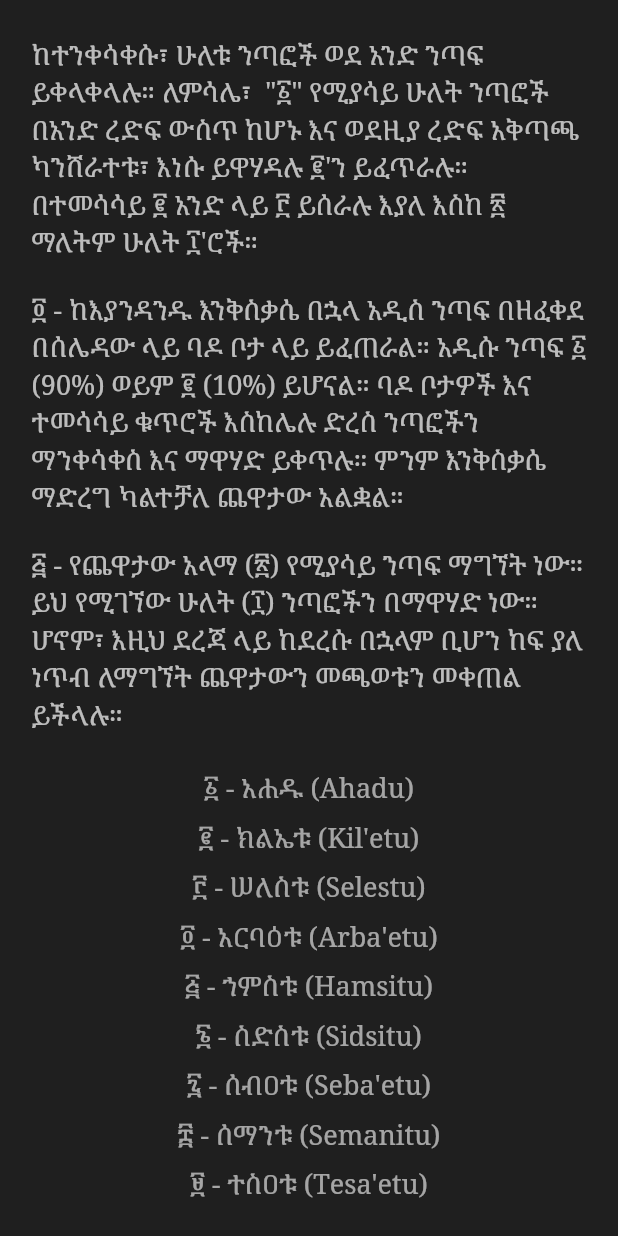
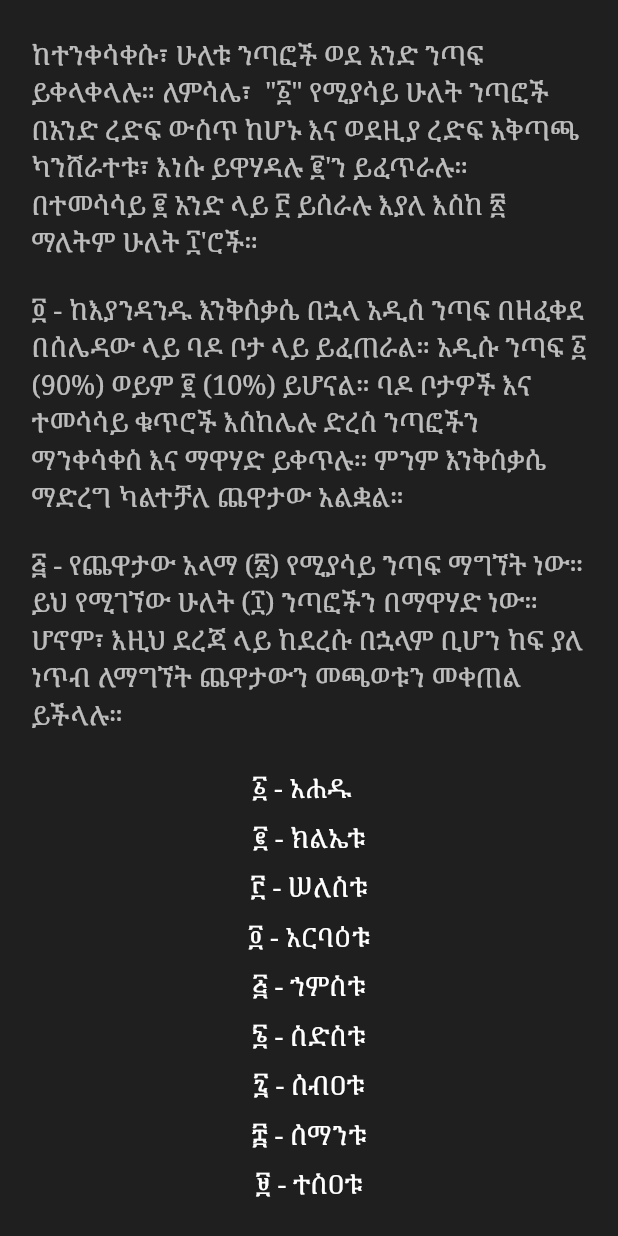
Before and after one commit to aethiop/isra, a Flutter app: the About screen opened directly, scrolled down 576 dp, on a phone screen of 412 x 824 dp. Run offline on Flutter 3.47's test engine with Material 2 defaults, Android fonts, the phone set to English and light mode, and no system bars; our stand-ins replace flutter_riverpod, hive_flutter; missing offline and left inert: flutter_swipe_detector; accounts and stored records are empty; generated files the repository leaves out were written again; statements that could not run were skipped; project files that could hold a hidden picture were left out.

Commit message:
text fix

```diff
--- a/lib/about.dart
+++ b/lib/about.dart
@@ -84,19 +84,21 @@ class About extends StatelessWidget {
                         padding: const EdgeInsets.all(4.0),
                         child: Text(
                           numeralList[index],
-                          style: TextStyle(fontSize: 18, color: Colors.white60),
+                          style: TextStyle(fontSize: 18, color: Colors.white),
                         ),
                       ),
                     );
                   },
                 ),
                 SizedBox(height: 20),
-                Text(
-                  '-- አሪዮብ',
-                  style: TextStyle(
-                      fontSize: 18,
-                      fontWeight: FontWeight.bold,
-                      color: Colors.white),
+                Center(
+                  child: Text(
+                    '፨  በ ❤️ ከአሪዮብ  ፨',
+                    style: TextStyle(
+                        fontSize: 14,
+                        fontWeight: FontWeight.bold,
+                        color: Colors.white54),
+                  ),
                 ),
               ],
             ),
@@ -108,15 +110,15 @@ class About extends StatelessWidget {
 }
 
 const numeralList = [
-  '፩ - አሐዱ (Ahadu)',
-  '፪ - ክልኤቱ (Kil\'etu)',
-  '፫ - ሠለስቱ (Selestu)',
-  '፬ - አርባዕቱ (Arba\'etu)',
-  '፭ - ኀምስቱ (Hamsitu)',
-  '፮ - ስድስቱ (Sidsitu)',
-  '፯ - ሰብዐቱ (Seba\'etu)',
-  '፰ - ሰማንቱ (Semanitu)',
-  '፱ - ተስዐቱ (Tesa\'etu)',
-  '፲ - ዐሠርቱ (Asertu)',
-  '፳ - ዕሥ\'ራ (Isra)',
+  '፩ - አሐዱ  ',
+  '፪ - ክልኤቱ',
+  '፫ - ሠለስቱ',
+  '፬ - አርባዕቱ',
+  '፭ - ኀምስቱ',
+  '፮ - ስድስቱ',
+  '፯ - ሰብዐቱ',
+  '፰ - ሰማንቱ',
+  '፱ - ተስዐቱ',
+  '፲ - ዐሠርቱ',
+  '፳ - ዕሥራ  ',
 ];
```
